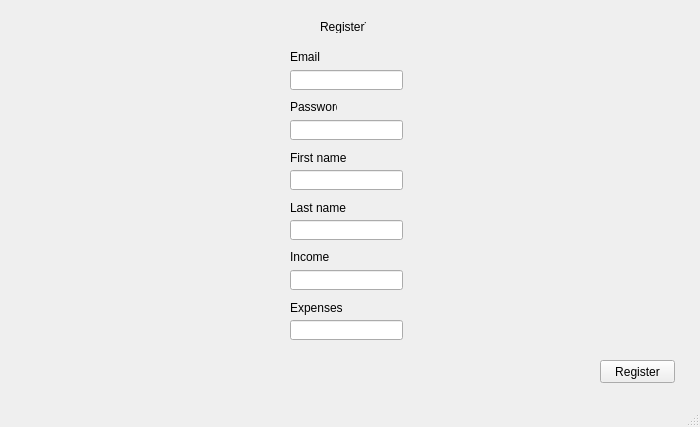
wilcer1/STMP, file RegisterScreen.ui: the form before one commit.
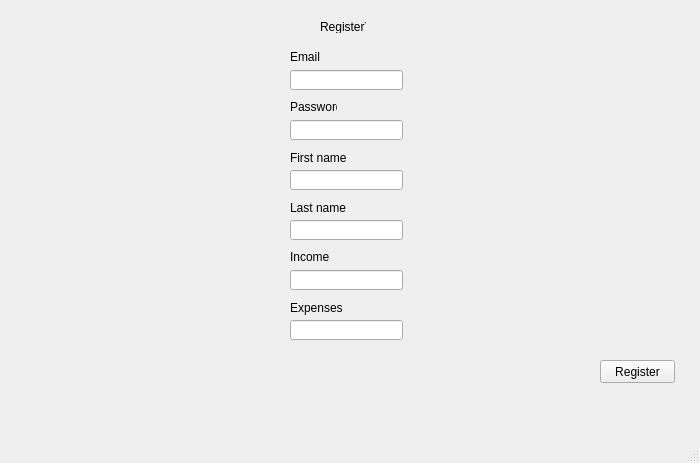
The form after the commit. Icons and pictures are not drawn.

Commit message: Logo is on everything except savinggoal.ui

```diff
--- a/RegisterScreen.ui
+++ b/RegisterScreen.ui
@@ -7,7 +7,7 @@
     <x>0</x>
     <y>0</y>
     <width>700</width>
-    <height>427</height>
+    <height>463</height>
    </rect>
   </property>
   <property name="windowTitle">
```
Left out of the diff: 19 changed lines with no effect on the pictures. The commit also changes 4 other files.
